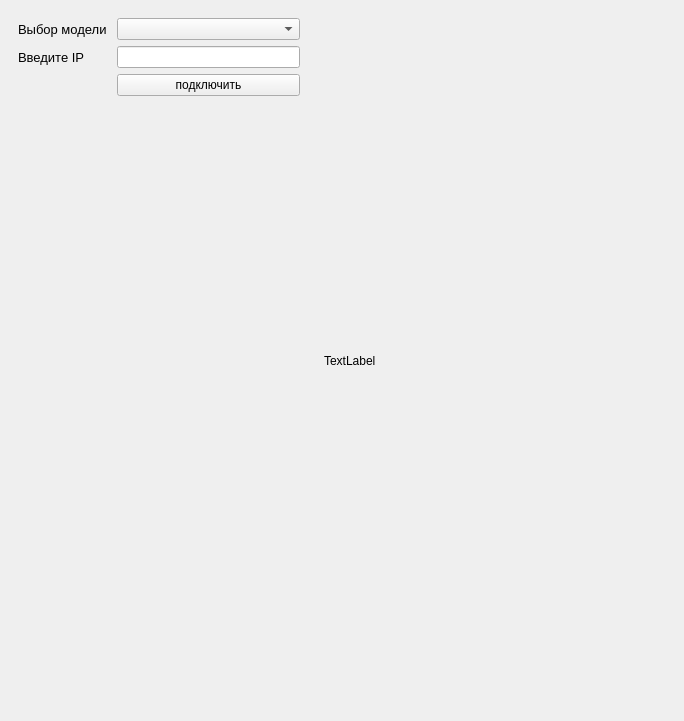
Old version of the form disein.ui in the repository saidgadgiev/FlyTech.
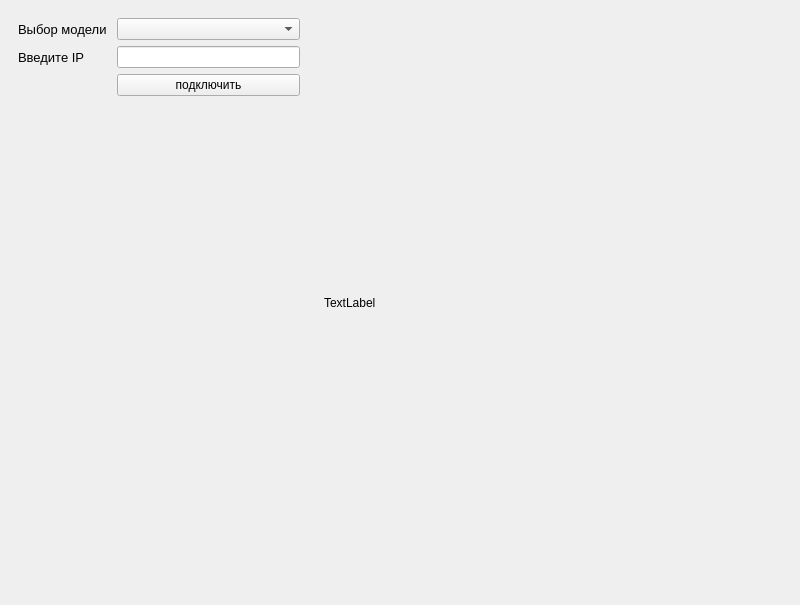
New version of the form.

What changed in the file:
```diff
--- a/disein.ui
+++ b/disein.ui
@@ -6,10 +6,16 @@
    <rect>
     <x>0</x>
     <y>0</y>
-    <width>684</width>
-    <height>721</height>
+    <width>800</width>
+    <height>605</height>
    </rect>
   </property>
+  <property name="minimumSize">
+   <size>
+    <width>800</width>
+    <height>600</height>
+   </size>
+  </property>
   <property name="windowTitle">
    <string>MainWindow</string>
   </property>
```
